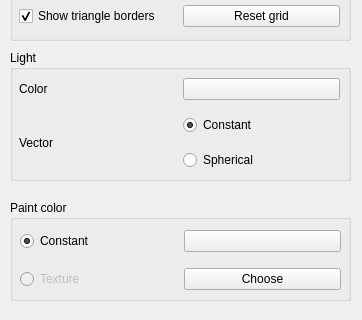
Old version of the form src/ui_parameters.ui in the repository gardzielb/triangle_painter_cpp; both pictures show x 0 to 362 and y 100 to 420 of the 362 by 800 pixel window.
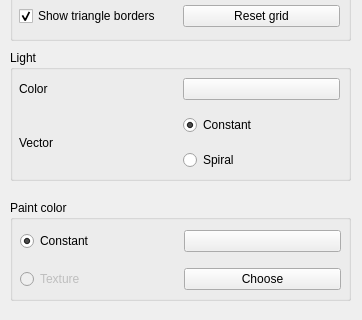
New version of the form.

Commit message: Spiral light is actually spiral. Still performance sucks.

Diff of the .ui file:
```diff
--- a/src/ui_parameters.ui
+++ b/src/ui_parameters.ui
@@ -153,7 +153,7 @@
      <item row="2" column="1">
       <widget class="QRadioButton" name="sphere_light_radio">
        <property name="text">
-        <string>Spherical</string>
+        <string>Spiral</string>
        </property>
        <attribute name="buttonGroup">
         <string notr="true">light_button_group</string>
```
Left out of the diff: 2 changed lines with no effect on the pictures. The commit also changes 7 other files.
